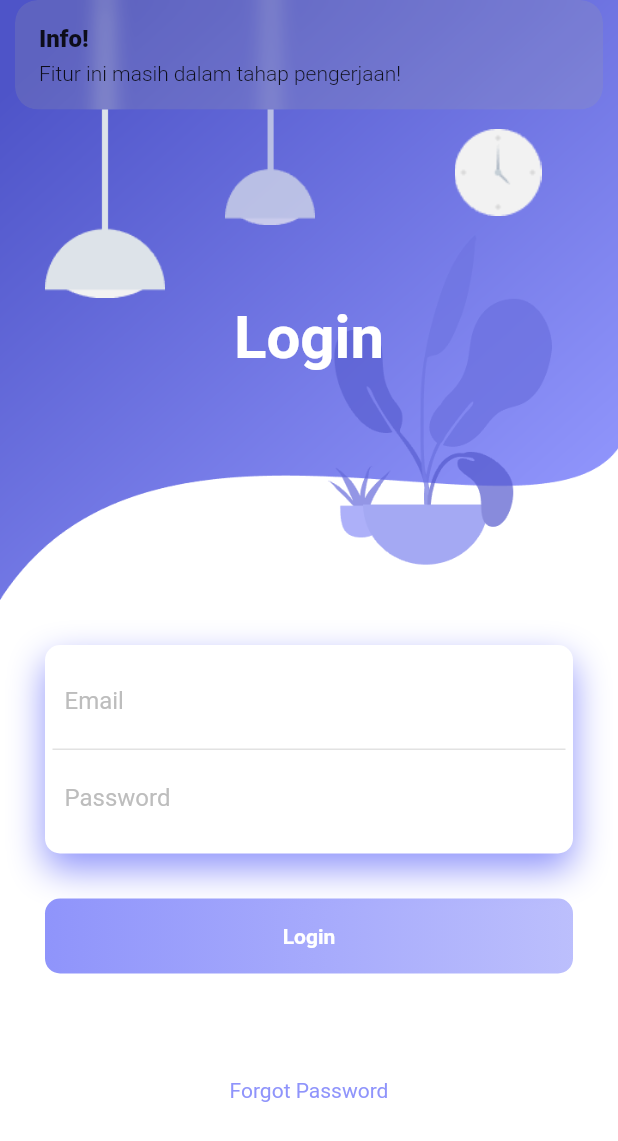
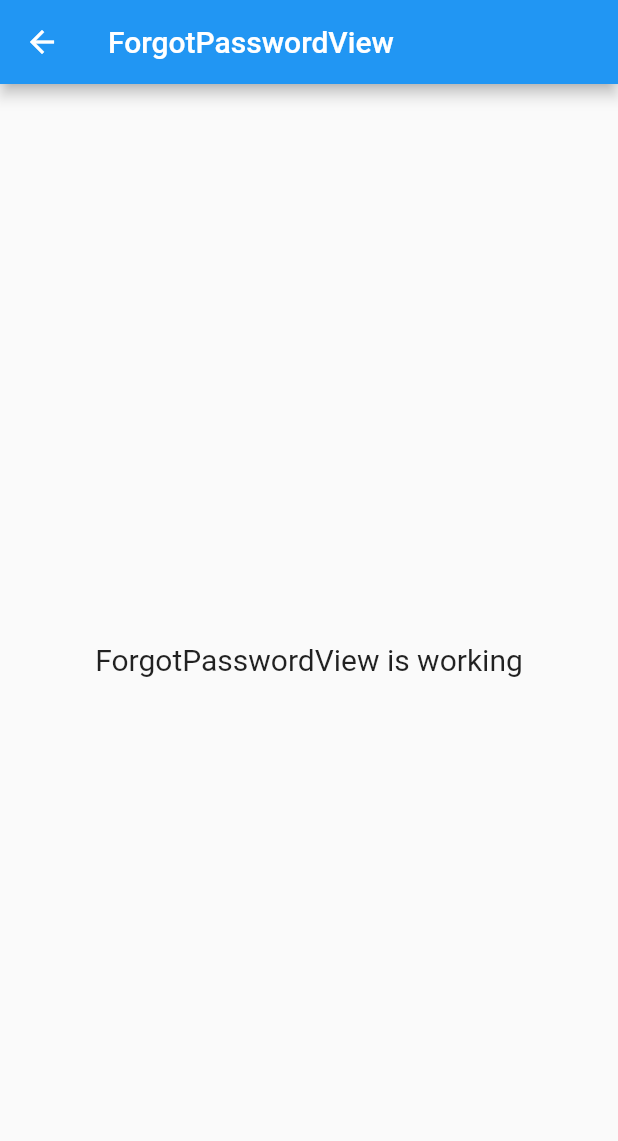
Before and after one commit to itsmhyne/Flutter-Presensi-Pegawai, a Flutter app: the screen it shows after launch, after a tap on "Forgot Password", on a phone screen of 412 x 824 dp. Shown: the top 1141 px of the screen. Run offline on Flutter 3.47's test engine with Material 2 defaults, Android fonts, the phone set to English and light mode, and no system bars; our stand-ins replace cloud_firestore, firebase_auth, firebase_core, get; accounts and stored records are empty.

Commit message:
add forgot password

```diff
--- /dev/null
+++ b/lib/app/modules/forgot_password/bindings/forgot_password_binding.dart
@@ -0,0 +1,12 @@
+import 'package:get/get.dart';
+
+import '../controllers/forgot_password_controller.dart';
+
+class ForgotPasswordBinding extends Bindings {
+  @override
+  void dependencies() {
+    Get.lazyPut<ForgotPasswordController>(
+      () => ForgotPasswordController(),
+    );
+  }
+}
--- /dev/null
+++ b/lib/app/modules/forgot_password/views/forgot_password_view.dart
@@ -0,0 +1,22 @@
+import 'package:flutter/material.dart';
+
+import 'package:get/get.dart';
+
+import '../controllers/forgot_password_controller.dart';
+
+class ForgotPasswordView extends GetView<ForgotPasswordController> {
+  @override
+  Widget build(BuildContext context) {
+    return Scaffold(
+      appBar: AppBar(
+        title: Text('ForgotPasswordView'),
+      ),
+      body: Center(
+        child: Text(
+          'ForgotPasswordView is working',
+          style: TextStyle(fontSize: 20),
+        ),
+      ),
+    );
+  }
+}
--- a/lib/app/modules/login/views/login_view.dart
+++ b/lib/app/modules/login/views/login_view.dart
@@ -1,6 +1,7 @@
 import 'package:flutter/material.dart';
 
 import 'package:get/get.dart';
+import 'package:mhygetcli/app/routes/app_pages.dart';
 
 import '../controllers/login_controller.dart';
 
@@ -153,7 +154,7 @@ class LoginView extends GetView<LoginController> {
                       ),
                       GestureDetector(
                         onTap: () {
-                          controller.forgot();
+                          Get.toNamed(Routes.FORGOT_PASSWORD);
                         },
                         child: Text(
                           "Forgot Password",
--- a/lib/app/routes/app_pages.dart
+++ b/lib/app/routes/app_pages.dart
@@ -1,15 +1,17 @@
-// ignore_for_file: constant_identifier_names
-
 import 'package:get/get.dart';
 
 import 'package:mhygetcli/app/modules/add_pegawai/bindings/add_pegawai_binding.dart';
 import 'package:mhygetcli/app/modules/add_pegawai/views/add_pegawai_view.dart';
+import 'package:mhygetcli/app/modules/forgot_password/bindings/forgot_password_binding.dart';
+import 'package:mhygetcli/app/modules/forgot_password/views/forgot_password_view.dart';
 import 'package:mhygetcli/app/modules/home/bindings/home_binding.dart';
 import 'package:mhygetcli/app/modules/home/views/home_view.dart';
 import 'package:mhygetcli/app/modules/login/bindings/login_binding.dart';
 import 'package:mhygetcli/app/modules/login/views/login_view.dart';
 import 'package:mhygetcli/app/modules/new_password/bindings/new_password_binding.dart';
 import 'package:mhygetcli/app/modules/new_password/views/new_password_view.dart';
+
+// ignore_for_file: constant_identifier_names
 
 part 'app_routes.dart';
 
@@ -39,5 +41,10 @@ class AppPages {
       page: () => NewPasswordView(),
       binding: NewPasswordBinding(),
     ),
+    GetPage(
+      name: _Paths.FORGOT_PASSWORD,
+      page: () => ForgotPasswordView(),
+      binding: ForgotPasswordBinding(),
+    ),
   ];
 }
--- a/lib/app/routes/app_routes.dart
+++ b/lib/app/routes/app_routes.dart
@@ -10,6 +10,7 @@ abstract class Routes {
   static const ADD_PEGAWAI = _Paths.ADD_PEGAWAI;
   static const LOGIN = _Paths.LOGIN;
   static const NEW_PASSWORD = _Paths.NEW_PASSWORD;
+  static const FORGOT_PASSWORD = _Paths.FORGOT_PASSWORD;
 }
 
 abstract class _Paths {
@@ -17,4 +18,5 @@ abstract class _Paths {
   static const ADD_PEGAWAI = '/add-pegawai';
   static const LOGIN = '/login';
   static const NEW_PASSWORD = '/new-password';
+  static const FORGOT_PASSWORD = '/forgot-password';
 }
```
Also changed, not shown: lib/app/modules/forgot_password/controllers/forgot_password_controller.dart (added, +20 -0 lines).
